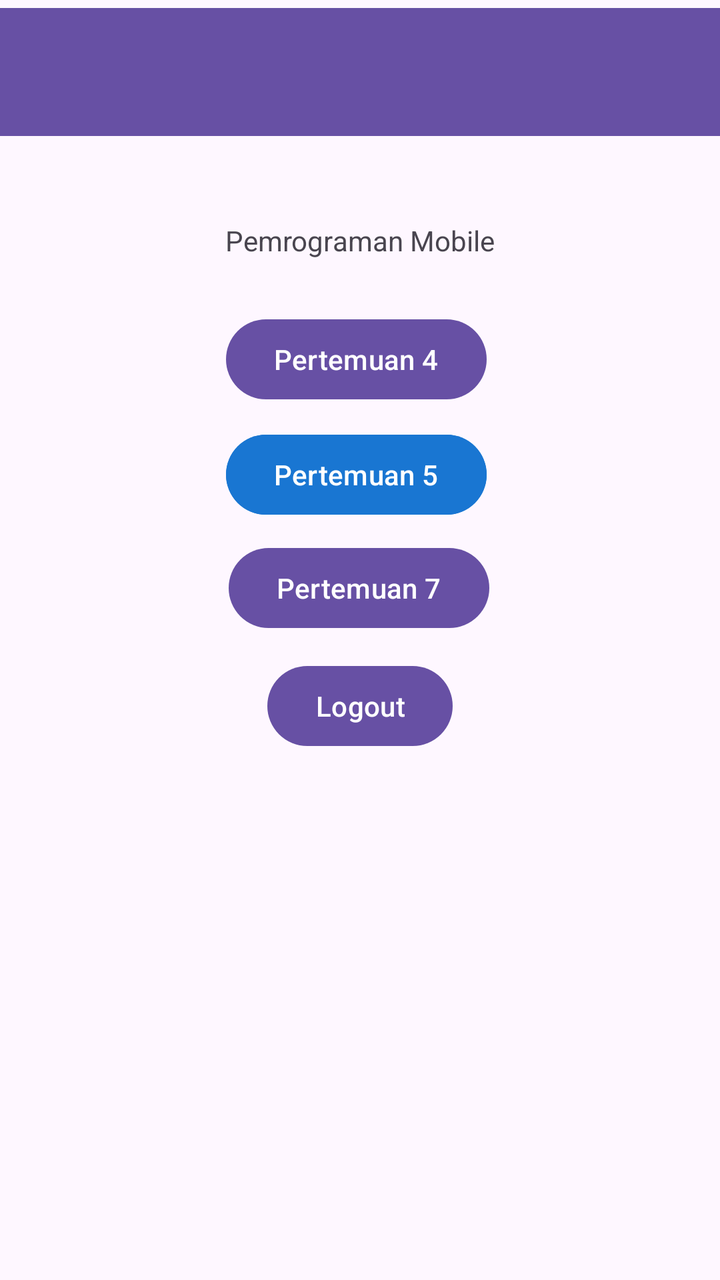
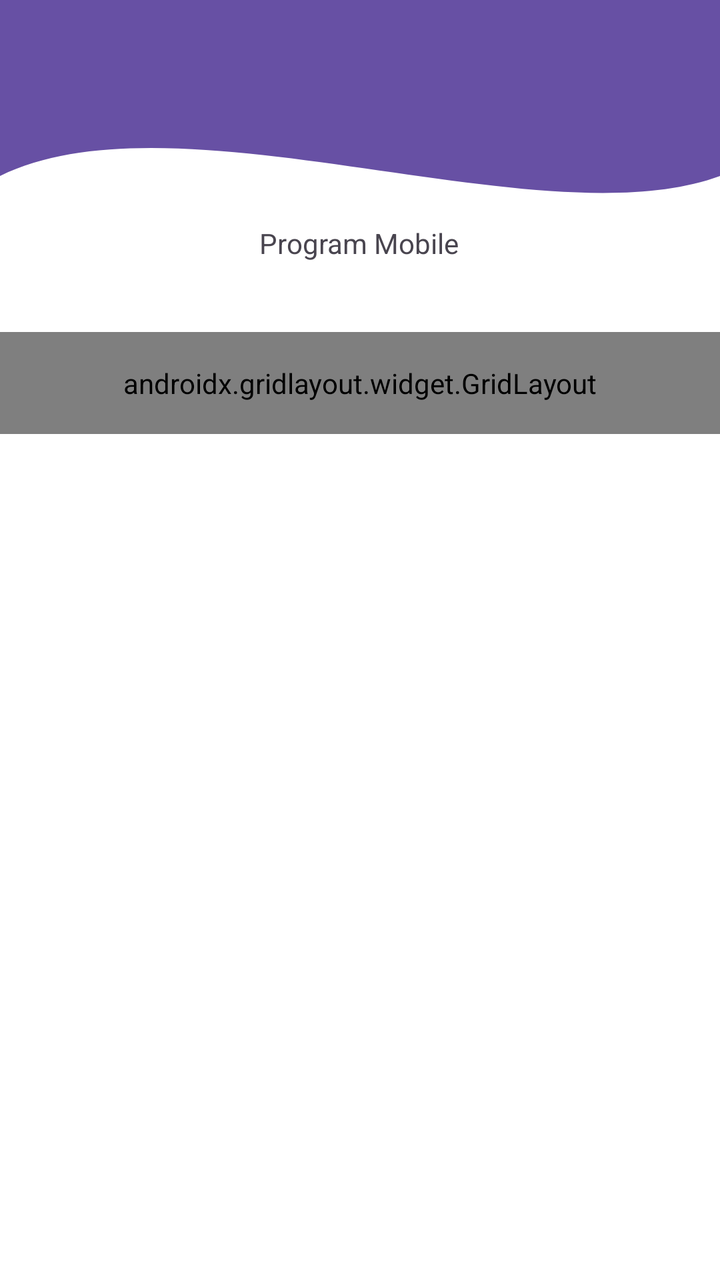

An Android layout rendered at two revisions. The XML below is the earlier revision; the diff shows what the commit changed to produce the second picture.
<!-- AndroidManifest.xml: application theme Theme.Vania3tie -->
<!-- res/layout/fragment_home.xml -->
<?xml version="1.0" encoding="utf-8"?>
<androidx.constraintlayout.widget.ConstraintLayout xmlns:android="http://schemas.android.com/apk/res/android"
    xmlns:tools="http://schemas.android.com/tools"
    android:layout_width="match_parent"
    android:layout_height="match_parent"
    xmlns:app="http://schemas.android.com/apk/res-auto"
    tools:context=".HomeFragment.HomeFragment">

    <androidx.appcompat.widget.Toolbar
        android:id="@+id/toolbar"
        android:layout_width="match_parent"
        android:layout_height="?attr/actionBarSize"
        android:layout_marginTop="4dp"
        android:background="?attr/colorPrimary"
        app:layout_constraintEnd_toEndOf="parent"
        app:layout_constraintStart_toStartOf="parent"
        app:layout_constraintTop_toTopOf="parent"
        app:subtitleTextColor="@android:color/white"
        app:titleTextColor="@android:color/white"
        app:layout_scrollFlags="scroll|enterAlways"/>

    <Button
        android:id="@+id/btnToFourth"
        android:layout_width="wrap_content"
        android:layout_height="wrap_content"
        android:text="Pertemuan 4"
        app:layout_constraintBottom_toBottomOf="parent"
        app:layout_constraintEnd_toEndOf="parent"
        app:layout_constraintHorizontal_bias="0.492"
        app:layout_constraintStart_toStartOf="parent"
        app:layout_constraintTop_toTopOf="parent"
        app:layout_constraintVertical_bias="0.263" />

    <TextView
        android:id="@+id/textView3"
        android:layout_width="wrap_content"
        android:layout_height="wrap_content"
        android:text="Pemrograman Mobile"
        app:layout_constraintBottom_toBottomOf="parent"
        app:layout_constraintEnd_toEndOf="parent"
        app:layout_constraintStart_toStartOf="parent"
        app:layout_constraintTop_toTopOf="parent"
        app:layout_constraintVertical_bias="0.178" />

    <Button
        android:id="@+id/btnToFifth"
        android:layout_width="wrap_content"
        android:layout_height="wrap_content"
        android:layout_marginTop="12dp"
        android:backgroundTint="@color/biru"
        android:text="Pertemuan 5"
        app:layout_constraintBottom_toBottomOf="parent"
        app:layout_constraintEnd_toEndOf="parent"
        app:layout_constraintHorizontal_bias="0.492"
        app:layout_constraintStart_toStartOf="parent"
        app:layout_constraintTop_toTopOf="parent"
        app:layout_constraintVertical_bias="0.347" />

    <Button
        android:id="@+id/btnLogout"
        android:layout_width="wrap_content"
        android:layout_height="wrap_content"
        android:text="Logout"
        app:layout_constraintBottom_toBottomOf="parent"
        app:layout_constraintEnd_toEndOf="parent"
        app:layout_constraintStart_toStartOf="parent"
        app:layout_constraintTop_toTopOf="parent"
        app:layout_constraintVertical_bias="0.556" />

    <Button
        android:id="@+id/btnSeven"
        android:layout_width="wrap_content"
        android:layout_height="wrap_content"
        android:text="Pertemuan 7"
        app:layout_constraintBottom_toBottomOf="parent"
        app:layout_constraintEnd_toEndOf="parent"
        app:layout_constraintHorizontal_bias="0.498"
        app:layout_constraintStart_toStartOf="parent"
        app:layout_constraintTop_toTopOf="parent"
        app:layout_constraintVertical_bias="0.456" />

</androidx.constraintlayout.widget.ConstraintLayout>
<!-- resources referenced by this layout -->
<resources>
  <color name="biru">#1976D2</color>
  <style name="Theme.Vania3tie" parent="Base.Theme.Vania3tie" />
  <style name="Base.Theme.Vania3tie" parent="Theme.Material3.DayNight.NoActionBar">
          
          
      </style>
</resources>

<!-- the commit's change to res/layout/fragment_home.xml (unified diff, before → after) -->
@@ -3,14 +3,23 @@
     xmlns:tools="http://schemas.android.com/tools"
     android:layout_width="match_parent"
     android:layout_height="match_parent"
+    android:background="@android:color/white"
     xmlns:app="http://schemas.android.com/apk/res-auto"
     tools:context=".HomeFragment.HomeFragment">
+
+    <View
+        android:id="@+id/background_header"
+        android:layout_width="0dp"
+        android:layout_height="220dp"
+        android:background="@drawable/bg_header_wave"
+        app:layout_constraintStart_toStartOf="parent"
+        app:layout_constraintEnd_toEndOf="parent"
+        app:layout_constraintTop_toTopOf="parent" />
 
     <androidx.appcompat.widget.Toolbar
         android:id="@+id/toolbar"
         android:layout_width="match_parent"
         android:layout_height="?attr/actionBarSize"
-        android:layout_marginTop="4dp"
         android:background="?attr/colorPrimary"
         app:layout_constraintEnd_toEndOf="parent"
         app:layout_constraintStart_toStartOf="parent"
@@ -18,65 +27,63 @@
         app:subtitleTextColor="@android:color/white"
         app:titleTextColor="@android:color/white"
         app:layout_scrollFlags="scroll|enterAlways"/>
-
-    <Button
-        android:id="@+id/btnToFourth"
-        android:layout_width="wrap_content"
-        android:layout_height="wrap_content"
-        android:text="Pertemuan 4"
-        app:layout_constraintBottom_toBottomOf="parent"
-        app:layout_constraintEnd_toEndOf="parent"
-        app:layout_constraintHorizontal_bias="0.492"
-        app:layout_constraintStart_toStartOf="parent"
-        app:layout_constraintTop_toTopOf="parent"
-        app:layout_constraintVertical_bias="0.263" />
-
     <TextView
         android:id="@+id/textView3"
         android:layout_width="wrap_content"
         android:layout_height="wrap_content"
-        android:text="Pemrograman Mobile"
-        app:layout_constraintBottom_toBottomOf="parent"
-        app:layout_constraintEnd_toEndOf="parent"
-        app:layout_constraintStart_toStartOf="parent"
-        app:layout_constraintTop_toTopOf="parent"
-        app:layout_constraintVertical_bias="0.178" />
-
-    <Button
-        android:id="@+id/btnToFifth"
-        android:layout_width="wrap_content"
-        android:layout_height="wrap_content"
-        android:layout_marginTop="12dp"
-        android:backgroundTint="@color/biru"
-        android:text="Pertemuan 5"
-        app:layout_constraintBottom_toBottomOf="parent"
-        app:layout_constraintEnd_toEndOf="parent"
-        app:layout_constraintHorizontal_bias="0.492"
-        app:layout_constraintStart_toStartOf="parent"
-        app:layout_constraintTop_toTopOf="parent"
-        app:layout_constraintVertical_bias="0.347" />
-
-    <Button
-        android:id="@+id/btnLogout"
-        android:layout_width="wrap_content"
-        android:layout_height="wrap_content"
-        android:text="Logout"
-        app:layout_constraintBottom_toBottomOf="parent"
-        app:layout_constraintEnd_toEndOf="parent"
-        app:layout_constraintStart_toStartOf="parent"
-        app:layout_constraintTop_toTopOf="parent"
-        app:layout_constraintVertical_bias="0.556" />
-
-    <Button
-        android:id="@+id/btnSeven"
-        android:layout_width="wrap_content"
-        android:layout_height="wrap_content"
-        android:text="Pertemuan 7"
-        app:layout_constraintBottom_toBottomOf="parent"
+        android:layout_marginTop="112dp"
+        android:text="Program Mobile"
         app:layout_constraintEnd_toEndOf="parent"
         app:layout_constraintHorizontal_bias="0.498"
         app:layout_constraintStart_toStartOf="parent"
-        app:layout_constraintTop_toTopOf="parent"
-        app:layout_constraintVertical_bias="0.456" />
+        app:layout_constraintTop_toTopOf="parent" />
+
+    <androidx.gridlayout.widget.GridLayout
+        android:layout_width="match_parent"
+        android:layout_height="wrap_content"
+        android:layout_marginTop="35dp"
+        android:padding="16dp"
+        app:columnCount="2"
+        app:layout_constraintEnd_toEndOf="parent"
+        app:layout_constraintStart_toStartOf="parent"
+        app:layout_constraintTop_toBottomOf="@+id/textView3"
+        app:useDefaultMargins="true">
+
+        <Button
+            android:id="@+id/btnToFourth"
+            android:layout_width="0dp"
+            android:layout_height="wrap_content"
+            android:text="Pertemuan 4"
+            app:layout_columnWeight="1" />
+
+        <Button
+            android:id="@+id/btnToFifth"
+            android:layout_width="0dp"
+            android:layout_height="wrap_content"
+            android:text="Pertemuan 5"
+            app:layout_columnWeight="1" />
+
+        <Button
+            android:id="@+id/btnToSeven"
+            android:layout_width="0dp"
+            android:layout_height="wrap_content"
+            android:text="Pertemuan 7"
+            app:layout_columnWeight="1" />
+
+        <Button
+            android:id="@+id/btnToNinth"
+            android:layout_width="0dp"
+            android:layout_height="wrap_content"
+            android:text="pertemuan_9"
+            app:layout_columnWeight="1" />
+
+        <Button
+            android:id="@+id/btnLogout"
+            android:layout_width="0dp"
+            android:layout_height="wrap_content"
+            android:text="Logout"
+            app:layout_columnWeight="1" />
+
+    </androidx.gridlayout.widget.GridLayout>
 
 </androidx.constraintlayout.widget.ConstraintLayout>
<!-- resource entries referenced after the edit -->
@@ -1,6 +1,23 @@
 <!-- resources referenced by this layout -->
 <resources>
-  <color name="biru">#1976D2</color>
+  <!-- drawable bg_header_wave (drawable) -->
+  <vector xmlns:android="http://schemas.android.com/apk/res/android"
+      android:width="100dp"
+      android:height="100dp"
+      android:viewportWidth="100"
+      android:viewportHeight="100">
+  
+      <path
+          android:fillColor="?attr/colorPrimary"
+          android:pathData="
+              M0,0
+              L100,0
+              L100,40
+              C 75,55
+                25,20
+                0,40
+              Z" />
+  </vector>
   <style name="Theme.Vania3tie" parent="Base.Theme.Vania3tie" />
   <style name="Base.Theme.Vania3tie" parent="Theme.Material3.DayNight.NoActionBar">
           
